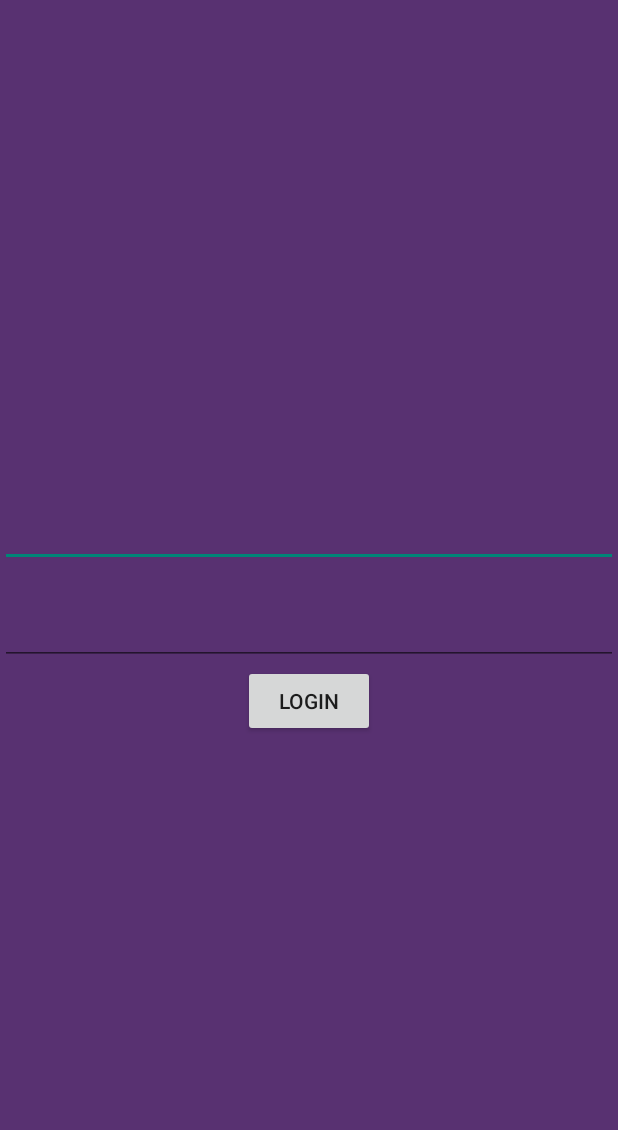
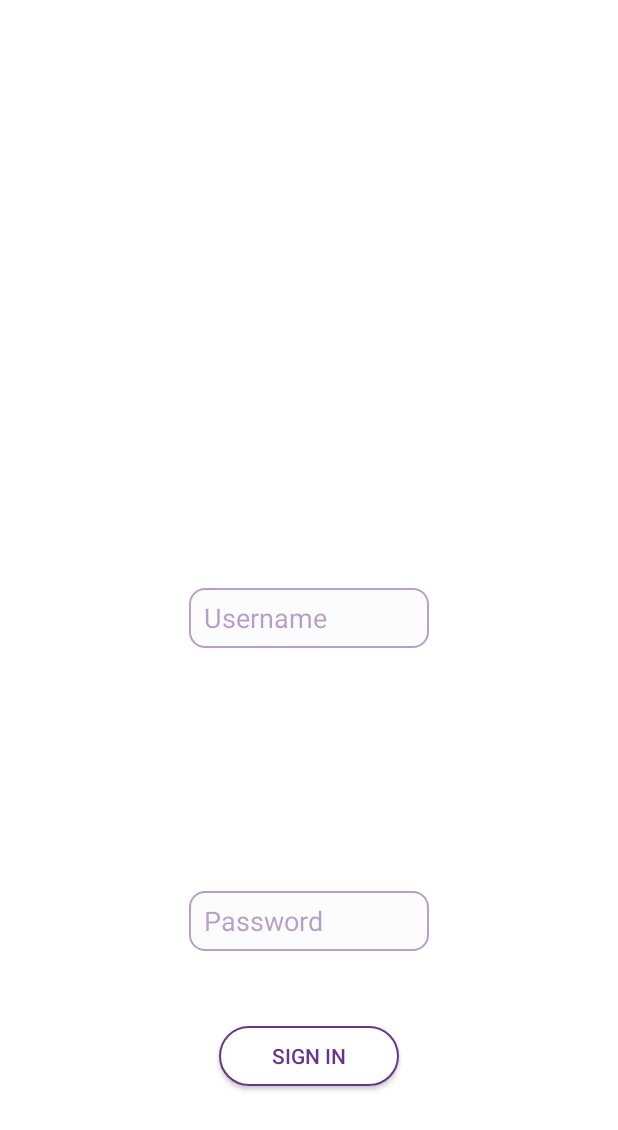
Before and after one commit to HappySanz/EduAppTeacher, an Android app: the screen it shows after launch (UserLoginActivity), on a phone screen of 412 x 824 dp. Shown: the top 1130 px of the screen. Run offline under Robolectric (Android 15) with nearby library versions, the phone set to English and light mode, and no system bars; our stand-ins replace Volley; libraries missing offline, so code that uses them is left out: com.facebook; 3 statements that could not run were skipped.

Commit message:
Screen Design

```diff
--- a/app/src/main/java/com/palprotech/eduappteacher/activity/SchoolIdLoginActivity.java
+++ b/app/src/main/java/com/palprotech/eduappteacher/activity/SchoolIdLoginActivity.java
@@ -5,8 +5,8 @@ import android.support.annotation.Nullable;
 import android.support.v7.app.AppCompatActivity;
 import android.util.Log;
 import android.view.View;
-import android.widget.Button;
 import android.widget.EditText;
+import android.widget.ImageView;
 
 import com.palprotech.eduappteacher.R;
 import com.palprotech.eduappteacher.helper.AlertDialogHelper;
@@ -32,14 +32,14 @@ public class SchoolIdLoginActivity extends AppCompatActivity implements View.OnC
     private ProgressDialogHelper progressDialogHelper;
 
     private EditText inputInstituteId;
-    private Button btnSubmit;
+    private ImageView btnSubmit;
 
     @Override
     protected void onCreate(@Nullable Bundle savedInstanceState) {
         super.onCreate(savedInstanceState);
         setContentView(R.layout.activity_school_id_login);
         inputInstituteId = (EditText) findViewById(R.id.inputInsId);
-        btnSubmit = (Button) findViewById(R.id.btnSubmit);
+        btnSubmit = (ImageView) findViewById(R.id.btnSubmit);
         btnSubmit.setOnClickListener(this);
 
         signUpServiceHelper = new SignUpServiceHelper(this);
--- /dev/null
+++ b/app/src/main/res/drawable/round_btn.xml
@@ -0,0 +1,9 @@
+<?xml version="1.0" encoding="utf-8"?>
+<shape xmlns:android="http://schemas.android.com/apk/res/android"
+    android:shape="rectangle">
+    <solid android:color="#FFFFFFFF" />
+    <stroke android:width="1dp"
+        android:color="@color/appColor" />
+    <corners
+        android:radius="50dp"/>
+</shape>
--- /dev/null
+++ b/app/src/main/res/drawable/round_btn_color.xml
@@ -0,0 +1,9 @@
+<?xml version="1.0" encoding="utf-8"?>
+<shape xmlns:android="http://schemas.android.com/apk/res/android"
+    android:shape="rectangle">
+    <solid android:color="@color/appColor" />
+    <stroke android:width="1dp"
+        android:color="@color/appColor" />
+    <corners
+        android:radius="50dp"/>
+</shape>
--- /dev/null
+++ b/app/src/main/res/drawable/textcolorborder.xml
@@ -0,0 +1,9 @@
+<?xml version="1.0" encoding="utf-8"?>
+<shape xmlns:android="http://schemas.android.com/apk/res/android"
+    android:shape="rectangle">
+    <solid android:color="#43f4f4f4" />
+    <stroke android:width="1dp"
+        android:color="#7767368c" />
+    <corners
+        android:radius="10dp"/>
+</shape>
--- a/app/src/main/res/layout/activity_user_login.xml
+++ b/app/src/main/res/layout/activity_user_login.xml
@@ -2,26 +2,52 @@
 <LinearLayout xmlns:android="http://schemas.android.com/apk/res/android"
     android:layout_width="match_parent"
     android:layout_height="match_parent"
-    android:background="@color/appColor"
+    android:background="#FFFFFFFF"
     android:gravity="center"
     android:orientation="vertical">
 
+    <RelativeLayout
+        android:layout_width="match_parent"
+        android:layout_height="match_parent">
+
     <EditText
         android:id="@+id/inputUsername"
-        android:layout_width="match_parent"
-        android:layout_height="wrap_content" />
+        android:layout_width="160dp"
+        android:layout_height="40dp"
+        android:background="@drawable/textcolorborder"
+        android:hint="Username"
+        android:paddingLeft="10dp"
+        android:textColor="#67368c"
+        android:textColorHint="#7767368c"
+        android:layout_centerVertical="true"
+        android:layout_alignLeft="@+id/inputPassword"
+        android:layout_alignStart="@+id/inputPassword" />
 
     <EditText
         android:id="@+id/inputPassword"
-        android:layout_width="match_parent"
-        android:layout_height="wrap_content"
-        android:layout_marginTop="20dp"
-        android:inputType="textPassword" />
+        android:layout_width="160dp"
+        android:layout_height="40dp"
+        android:background="@drawable/textcolorborder"
+        android:inputType="textPassword"
+        android:hint="Password"
+        android:paddingLeft="10dp"
+        android:textColor="#67368c"
+        android:textColorHint="#7767368c"
+        android:layout_above="@+id/btnLogin"
+        android:layout_centerHorizontal="true"
+        android:layout_marginBottom="50dp" />
 
-    <Button
-        android:id="@+id/btnLogin"
-        android:layout_width="wrap_content"
-        android:layout_height="wrap_content"
-        android:text="Login" />
+        <Button
+            android:id="@+id/btnLogin"
+            android:layout_width="120dp"
+            android:layout_height="40dp"
+            android:layout_alignParentBottom="true"
+            android:layout_centerHorizontal="true"
+            android:layout_marginBottom="100dp"
+            android:background="@drawable/round_btn"
+            android:text="Sign in"
+            android:textColor="@color/appColor" />
+
+    </RelativeLayout>
 
 </LinearLayout>
--- a/app/src/main/res/values/colors.xml
+++ b/app/src/main/res/values/colors.xml
@@ -3,6 +3,11 @@
     <color name="colorPrimary">#3F51B5</color>
     <color name="colorPrimaryDark">#303F9F</color>
     <color name="colorAccent">#FF4081</color>
-    <color name="appColor">#583171</color>
+    <color name="appColor">#67368c</color>
+    <color name="colorWhite">#FFFFFF</color>
+    <color name="light_font">#85f4f4f4</color>
+    <color name="grey_font">#ff9e9e9e</color>
+    <color name="text_shadow">#000000</color>
+    <color name="text_shadow_white">#FFFFFF</color>
 
 </resources>
```
Also changed, not shown: app/src/main/java/com/palprotech/eduappteacher/activity/UserLoginActivity.java (+10 -0 lines), app/src/main/res/drawable/textborder.xml (added, +9 -0 lines), app/src/main/res/layout/activity_main.xml (+6 -1 lines), app/src/main/res/layout/activity_school_id_login.xml (+48 -12 lines), app/src/main/res/layout/activity_splash_screen.xml (+17 -2 lines), app/src/main/res/drawable/hp_logo.png (added), app/src/main/res/drawable/login_next_icon.png (added), app/src/main/res/drawable/school_login_bg.png (added).
